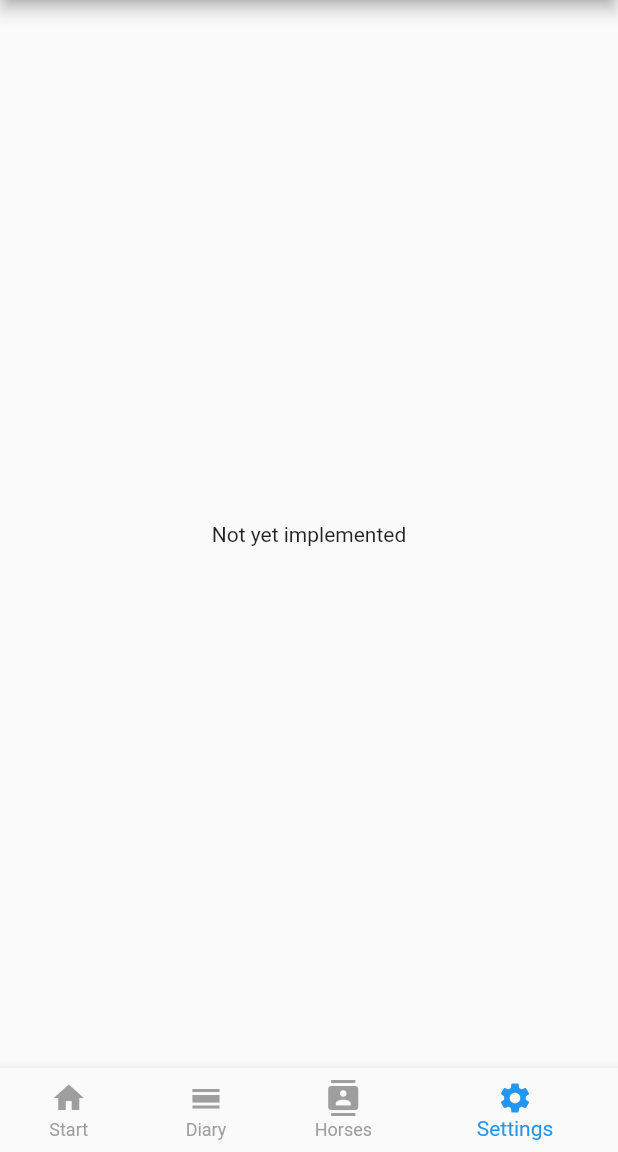
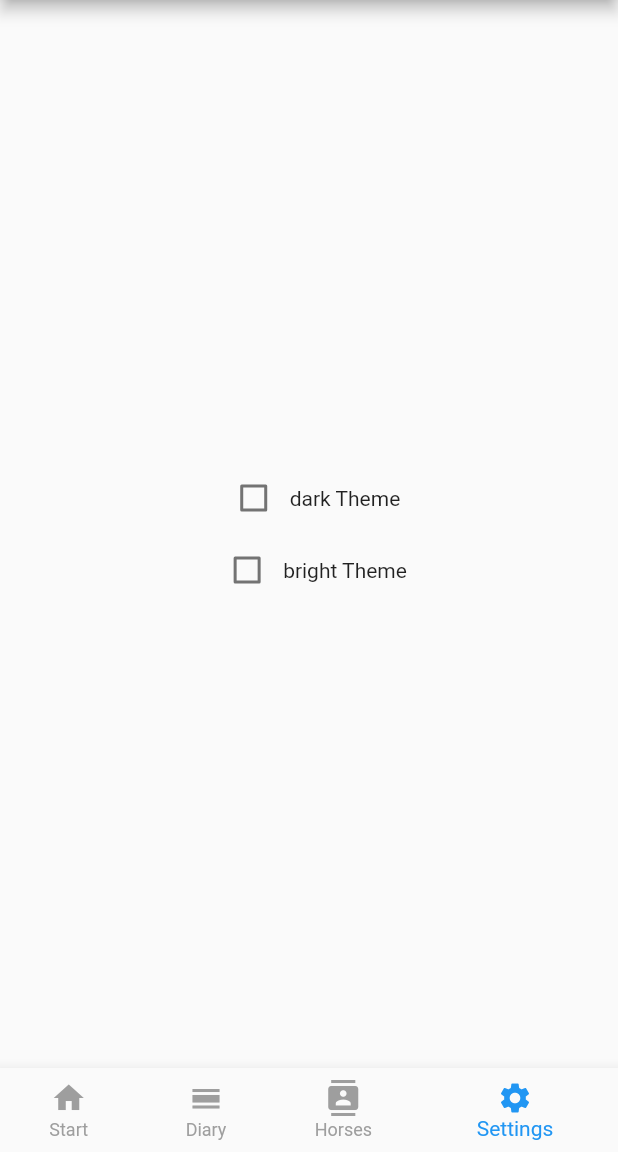
Before and after one commit to berithaller/haller-flf-training-app, a Flutter app: the screen it shows after launch, item 4 of the bottom bar chosen, on a phone screen of 412 x 824 dp, the part 84-1236 px from its top. Run offline on Flutter 3.47's test engine with Material 2 defaults, Android fonts, the phone set to English and light mode, and no system bars.

Commit message:
model: cleanup, added Settings screen
- cleaned models.dart and screens.dart export interfaces
- added SettingsScreen as 4th tab
- added some temporary test data to the ProfileListScreen

```diff
--- a/lib/main.dart
+++ b/lib/main.dart
@@ -108,8 +108,10 @@ class _MyHomePageState extends State<MyHomePage> {
       case _EBottomAppTab.PROFILES:
         return ProfilesListScreen();
 
+      case _EBottomAppTab.SETTINGS:
+        return SettingsScreen();
+
       case _EBottomAppTab.DIARY:
-      case _EBottomAppTab.SETTINGS:
       default:
         return Text("Not yet implemented");
     }
--- a/lib/models.dart
+++ b/lib/models.dart
@@ -2,7 +2,6 @@
  * Index for importing all models of the app
  */
 
-import 'src/models/profile.dart';
-
-/* exported interface */
+/// exported interface
 export 'src/models/profile.dart';
+export 'src/models/profile_list.dart';
--- a/lib/src/models/profile_list.dart
+++ b/lib/src/models/profile_list.dart
@@ -16,4 +16,10 @@ class ProfileList {
     int len = _profiles.length;
     return 'Profiles {$len}';
   }
+
+  /// Add a profile to the profile list
+  void add(Profile profile)
+  {
+    _profiles.add(profile);
+  }
 }
--- /dev/null
+++ b/lib/src/screens/settings_screen.dart
@@ -0,0 +1,48 @@
+import 'package:flutter/material.dart';
+
+class SettingsScreen extends StatefulWidget {
+  @override
+  _SettingsScreenState createState() => _SettingsScreenState();
+}
+
+class _SettingsScreenState extends State<SettingsScreen> {
+  bool darkVal = false;
+  bool brightVal = false;
+
+  @override
+  Widget build(BuildContext context) {
+    var cbDarkTheme = Row(
+      mainAxisAlignment: MainAxisAlignment.center,
+      children: <Widget>[
+        Checkbox(
+            value: darkVal,
+            onChanged: (bool value) {
+              setState(() {
+                darkVal = value;
+              });
+            }),
+        Text("dark Theme")
+      ],
+    );
+
+    var cbBrightTheme = Row(
+      mainAxisAlignment: MainAxisAlignment.center,
+      children: <Widget>[
+        Checkbox(
+            value: brightVal,
+            onChanged: (bool value) {
+              setState(() {
+                brightVal = value;
+              });
+            }),
+        Text("bright Theme")
+      ],
+    );
+
+    return Center(
+        child: Column(
+      mainAxisAlignment: MainAxisAlignment.center,
+      children: <Widget>[cbDarkTheme, cbBrightTheme],
+    ));
+  }
+}
```
Also changed, not shown: lib/screens.dart (+2 -6 lines), lib/src/screens/profiles_list_screen.dart (+7 -0 lines).
